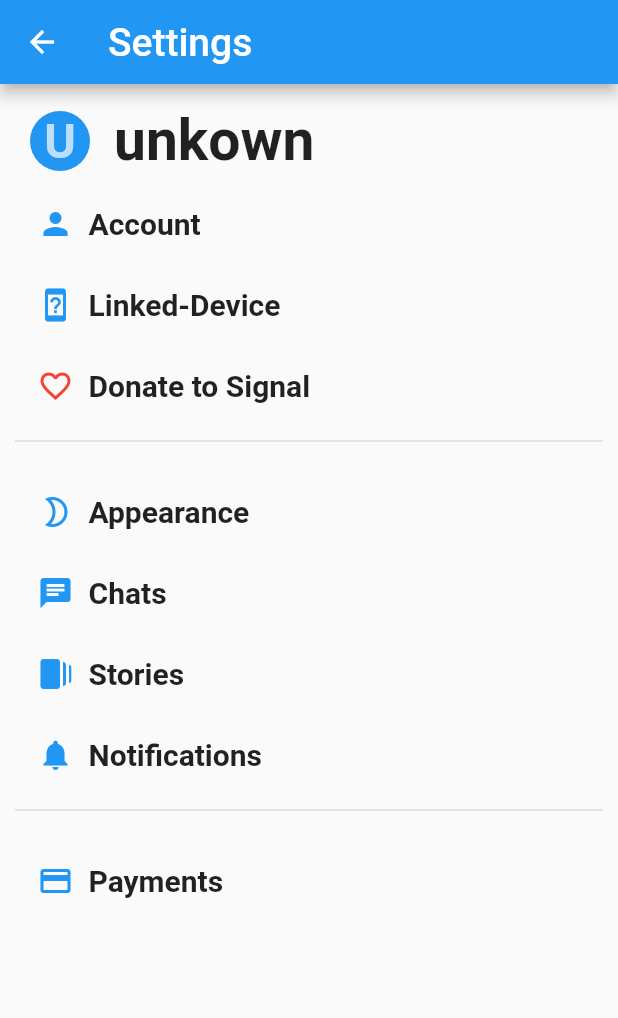
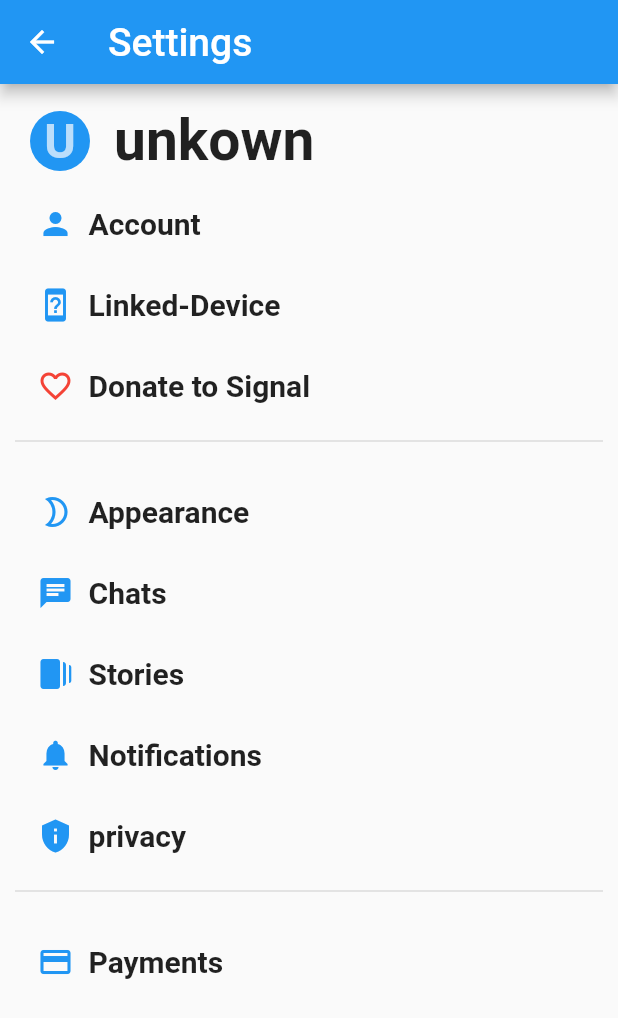
Before and after one commit to LuqmanSakvan/flutter_application_signal_private_messenger, a Flutter app: the SettingsPage screen opened directly, on a phone screen of 412 x 824 dp. Shown: the top 1018 px of the screen. Run offline on Flutter 3.47's test engine with Material 2 defaults, Android fonts, the phone set to English and light mode, and no system bars; accounts and stored records are empty.

Commit message:
add item

```diff
--- a/lib/salarsabah73/screen01.dart
+++ b/lib/salarsabah73/screen01.dart
@@ -126,6 +126,19 @@
                 ],
               ),
             ),
+            Padding(
+              padding: const EdgeInsets.all(15.0),
+              child: Row(
+                children: [
+                  Icon(
+                    Icons.privacy_tip,
+                    color: Colors.blue,
+                  ),
+                  SizedBox(width: 10,),
+                  Text("privacy" , style: TextStyle(fontSize: 20,fontWeight: FontWeight.bold),)
+                ],
+              ),
+            ),
             Divider(height: 20,thickness: 1),
             SizedBox(height: 10),
             Padding(
```
